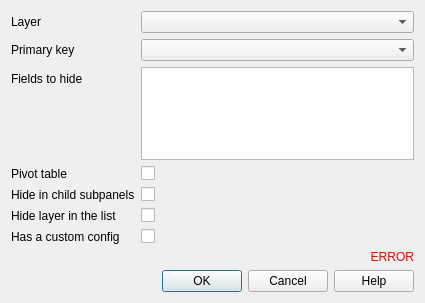
Qt form lizmap/resources/ui/ui_form_attribute_table.ui (3liz/lizmap-plugin) before a commit.
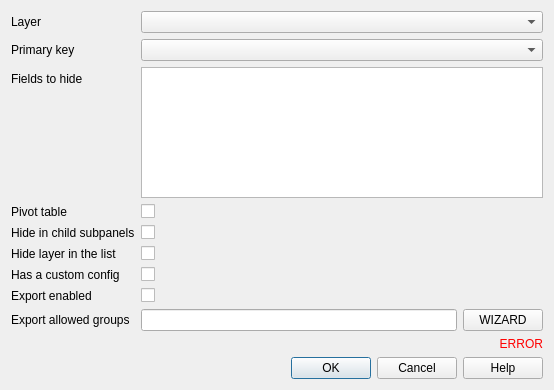
The same form after that commit. Custom widgets are drawn as their Qt base class.

Commit message: feat: Allow groups ACL for layer export capabilities

```diff
--- a/lizmap/resources/ui/ui_form_attribute_table.ui
+++ b/lizmap/resources/ui/ui_form_attribute_table.ui
@@ -6,8 +6,8 @@
    <rect>
     <x>0</x>
     <y>0</y>
-    <width>425</width>
-    <height>303</height>
+    <width>554</width>
+    <height>390</height>
    </rect>
   </property>
   <property name="windowTitle">
@@ -43,6 +43,9 @@
        </property>
       </widget>
      </item>
+     <item row="2" column="1">
+      <widget class="ListFieldsSelection" name="fields_to_hide"/>
+     </item>
      <item row="3" column="0">
       <widget class="QLabel" name="label_pivot_table">
        <property name="text">
@@ -71,6 +74,13 @@
        </property>
       </widget>
      </item>
+     <item row="5" column="0">
+      <widget class="QLabel" name="label_hide_layer">
+       <property name="text">
+        <string>Hide layer in the list</string>
+       </property>
+      </widget>
+     </item>
      <item row="5" column="1">
       <widget class="QCheckBox" name="hide_layer">
        <property name="toolTip">
@@ -81,23 +91,6 @@
        </property>
       </widget>
      </item>
-     <item row="5" column="0">
-      <widget class="QLabel" name="label_hide_layer">
-       <property name="text">
-        <string>Hide layer in the list</string>
-       </property>
-      </widget>
-     </item>
-     <item row="2" column="1">
-      <widget class="ListFieldsSelection" name="fields_to_hide"/>
-     </item>
-     <item row="6" column="1">
-      <widget class="QCheckBox" name="has_custom_config">
-       <property name="text">
-        <string/>
-       </property>
-      </widget>
-     </item>
      <item row="6" column="0">
       <widget class="QLabel" name="label_has_custom_config">
        <property name="text">
@@ -105,6 +98,48 @@
        </property>
       </widget>
      </item>
+     <item row="6" column="1">
+      <widget class="QCheckBox" name="has_custom_config">
+       <property name="text">
+        <string/>
+       </property>
+      </widget>
+     </item>
+     <item row="8" column="0">
+      <widget class="QLabel" name="label_export_allowed_groups">
+       <property name="text">
+        <string>Export allowed groups</string>
+       </property>
+      </widget>
+     </item>
+     <item row="7" column="1">
+      <widget class="QCheckBox" name="export_enabled">
+       <property name="text">
+        <string/>
+       </property>
+      </widget>
+     </item>
+     <item row="8" column="1">
+      <layout class="QHBoxLayout" name="horizontalLayout">
+       <item>
+        <widget class="QLineEdit" name="export_allowed_groups"/>
+       </item>
+       <item>
+        <widget class="QPushButton" name="button_wizard_group">
+         <property name="text">
+          <string notr="true">WIZARD</string>
+         </property>
+        </widget>
+       </item>
+      </layout>
+     </item>
+     <item row="7" column="0">
+      <widget class="QLabel" name="label_export_enabled">
+       <property name="text">
+        <string>Export enabled</string>
+       </property>
+      </widget>
+     </item>
     </layout>
    </item>
    <item>
```
The commit also changes 4 other files.
